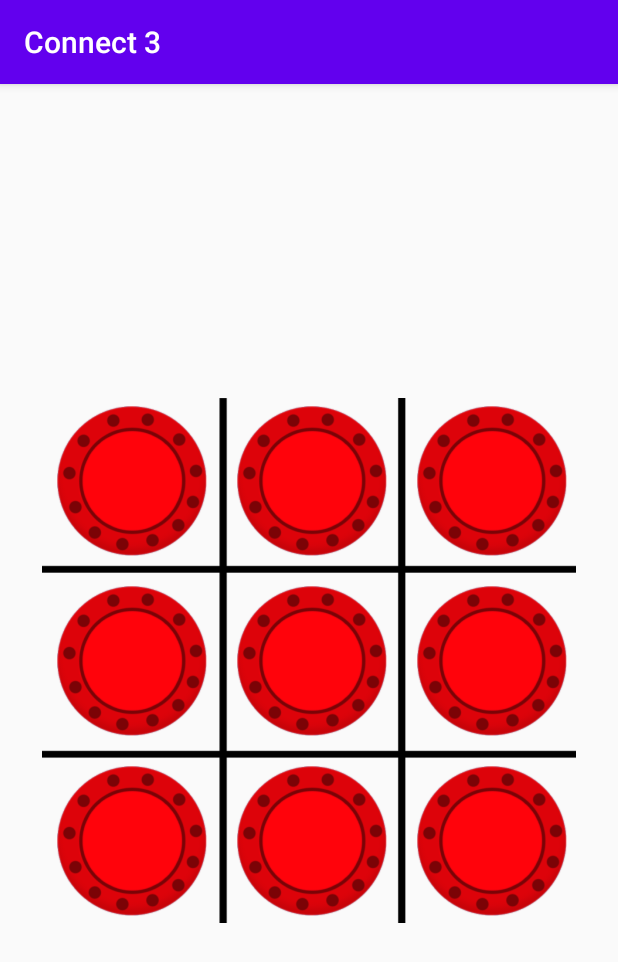
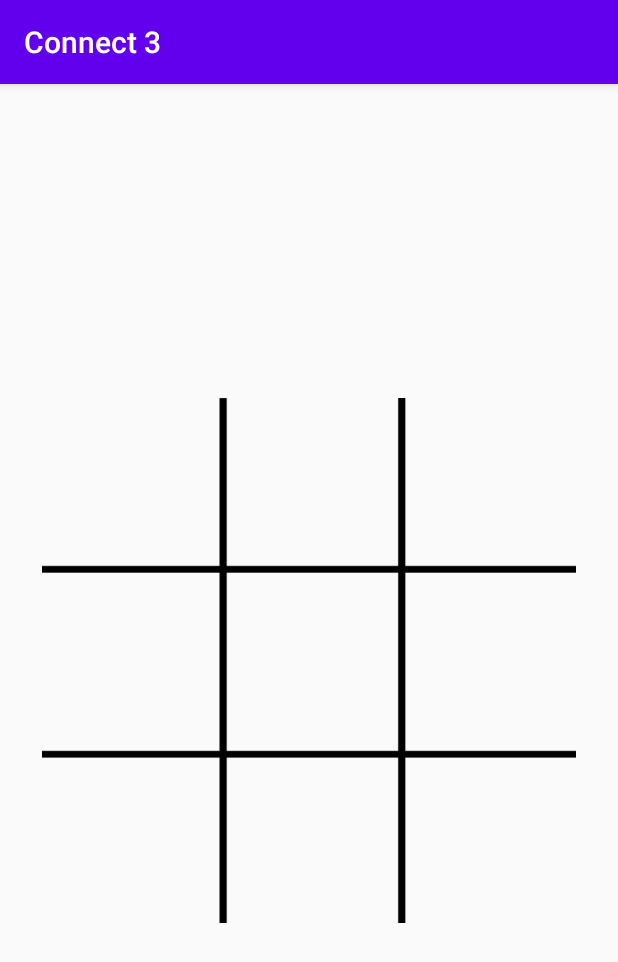
Before and after one commit to GreyWarden/connect-3, an Android app: the screen it shows after launch (MainActivity), on a phone screen of 412 x 824 dp. Shown: the top 962 px of the screen. Run offline under Robolectric (Android 15) with nearby library versions, the phone set to English and light mode, and no system bars.

Commit message:
Added onClickHandler and removed default src for imageviews

```diff
--- a/app/src/main/java/com/lookingclowns/connect3/MainActivity.java
+++ b/app/src/main/java/com/lookingclowns/connect3/MainActivity.java
@@ -1,14 +1,28 @@
 package com.lookingclowns.connect3;
 
 import android.os.Bundle;
+import android.view.View;
+import android.widget.ImageView;
 
 import androidx.appcompat.app.AppCompatActivity;
 
 public class MainActivity extends AppCompatActivity {
+
+    private static final long SHORT_DURATION = 300;
+    private boolean IS_RED = true;
 
     @Override
     protected void onCreate(Bundle savedInstanceState) {
         super.onCreate(savedInstanceState);
         setContentView(R.layout.activity_main);
     }
+
+    public void dropIn(View view) {
+        ImageView counter = (ImageView) view;
+        int counterSrc = IS_RED ? R.drawable.red : R.drawable.yellow;
+        counter.setImageResource(counterSrc);
+        counter.setTranslationY(-500);
+        counter.animate().translationYBy(500).rotation(3600).setDuration(SHORT_DURATION);
+        IS_RED = !IS_RED;
+    }
 }
--- a/app/src/main/res/layout/activity_main.xml
+++ b/app/src/main/res/layout/activity_main.xml
@@ -28,9 +28,9 @@
             android:layout_height="100dp"
             android:layout_margin="10dp"
             android:layout_marginTop="5dp"
+            android:onClick="dropIn"
             app:layout_column="0"
-            app:layout_row="0"
-            app:srcCompat="@drawable/red" />
+            app:layout_row="0" />
 
         <ImageView
             android:id="@+id/secondPiece"
@@ -38,9 +38,9 @@
             android:layout_height="100dp"
             android:layout_margin="10dp"
             android:layout_marginTop="5dp"
+            android:onClick="dropIn"
             app:layout_column="1"
-            app:layout_row="0"
-            app:srcCompat="@drawable/red" />
+            app:layout_row="0" />
 
         <ImageView
             android:id="@+id/thirdPiece"
@@ -48,62 +48,62 @@
             android:layout_height="100dp"
             android:layout_margin="10dp"
             android:layout_marginTop="5dp"
+            android:onClick="dropIn"
             app:layout_column="2"
-            app:layout_row="0"
-            app:srcCompat="@drawable/red" />
+            app:layout_row="0" />
 
         <ImageView
             android:id="@+id/forthPiece"
             android:layout_width="100dp"
             android:layout_height="100dp"
             android:layout_margin="10dp"
+            android:onClick="dropIn"
             app:layout_column="0"
-            app:layout_row="1"
-            app:srcCompat="@drawable/red" />
+            app:layout_row="1" />
 
         <ImageView
             android:id="@+id/fifthPiece"
             android:layout_width="100dp"
             android:layout_height="100dp"
             android:layout_margin="10dp"
+            android:onClick="dropIn"
             app:layout_column="1"
-            app:layout_row="1"
-            app:srcCompat="@drawable/red" />
+            app:layout_row="1" />
 
         <ImageView
             android:id="@+id/sixthPiece"
             android:layout_width="100dp"
             android:layout_height="100dp"
             android:layout_margin="10dp"
+            android:onClick="dropIn"
             app:layout_column="2"
-            app:layout_row="1"
-            app:srcCompat="@drawable/red" />
+            app:layout_row="1" />
 
         <ImageView
             android:id="@+id/seventhPiece"
             android:layout_width="100dp"
             android:layout_height="100dp"
             android:layout_margin="10dp"
+            android:onClick="dropIn"
             app:layout_column="2"
-            app:layout_row="2"
-            app:srcCompat="@drawable/red" />
+            app:layout_row="2" />
 
         <ImageView
             android:id="@+id/eighthPiece"
             android:layout_width="100dp"
             android:layout_height="100dp"
             android:layout_margin="10dp"
+            android:onClick="dropIn"
             app:layout_column="1"
-            app:layout_row="2"
-            app:srcCompat="@drawable/red" />
+            app:layout_row="2" />
 
         <ImageView
             android:id="@+id/ninthPiece"
             android:layout_width="100dp"
             android:layout_height="100dp"
             android:layout_margin="10dp"
+            android:onClick="dropIn"
             app:layout_column="0"
-            app:layout_row="2"
-            app:srcCompat="@drawable/red" />
+            app:layout_row="2" />
     </androidx.gridlayout.widget.GridLayout>
 </androidx.constraintlayout.widget.ConstraintLayout>
```
